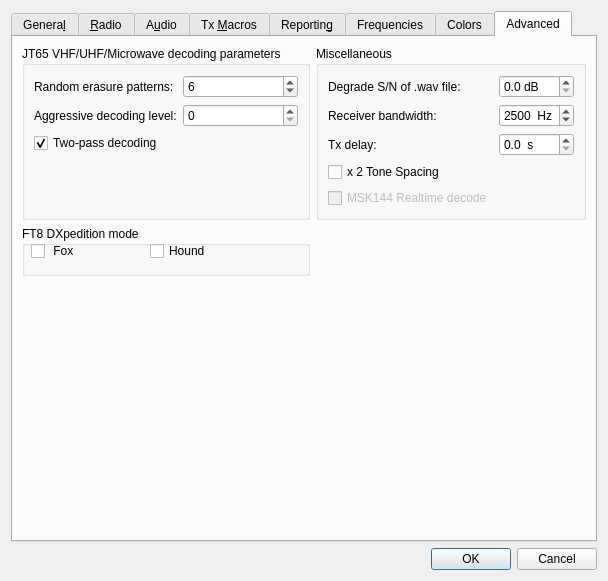
Qt form Configuration.ui (saitohirga/WSJT-X) before a commit.
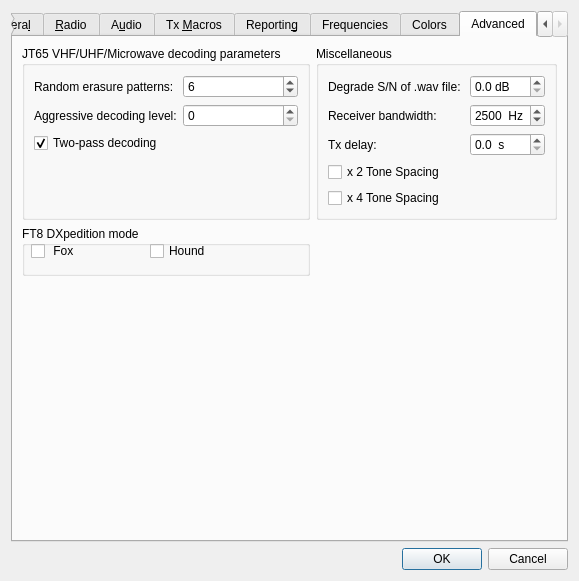
The same form after that commit. The open tabs and pages were chosen to show the change.

Commit message: Implement optional x4 tone spacing for FT8, JT9, WSPR.  Also some code cleanup.

Diff of the .ui file:
```diff
--- a/Configuration.ui
+++ b/Configuration.ui
@@ -7,7 +7,7 @@
     <x>0</x>
     <y>0</y>
     <width>534</width>
-    <height>507</height>
+    <height>530</height>
    </rect>
   </property>
   <property name="windowTitle">
@@ -2441,13 +2441,13 @@
           <item row="8" column="0">
            <widget class="QCheckBox" name="cbRealTime">
             <property name="enabled">
-             <bool>false</bool>
+             <bool>true</bool>
             </property>
             <property name="toolTip">
              <string>&lt;html&gt;&lt;head/&gt;&lt;body&gt;&lt;p&gt;Decode on-the-fly rather than at end of Rx sequence.&lt;/p&gt;&lt;/body&gt;&lt;/html&gt;</string>
             </property>
             <property name="text">
-             <string>MSK144 Realtime decode</string>
+             <string>x 4 Tone Spacing</string>
             </property>
            </widget>
           </item>
```
Left out of the diff: 10 changed lines with no effect on the pictures. The commit also changes 3 other files.
